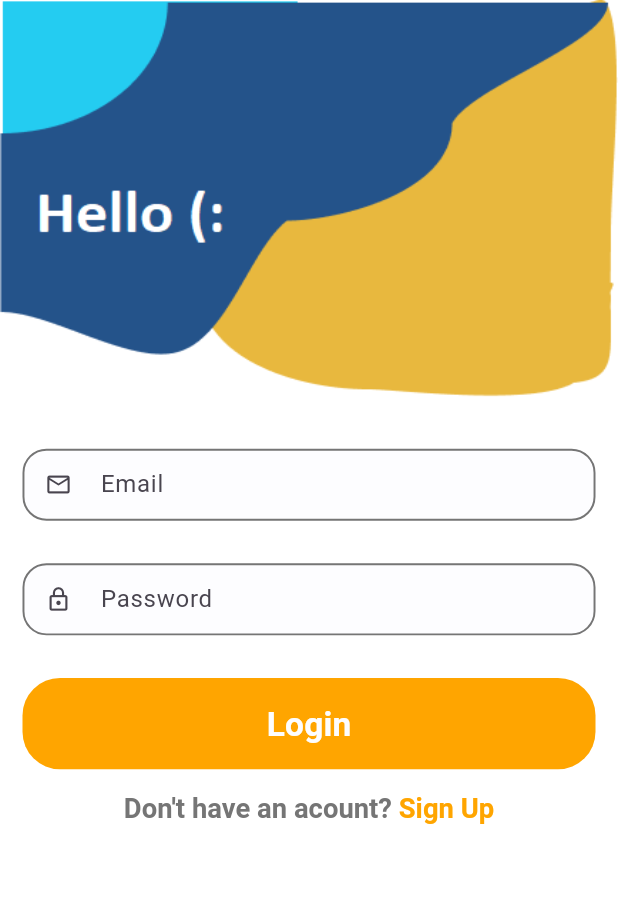
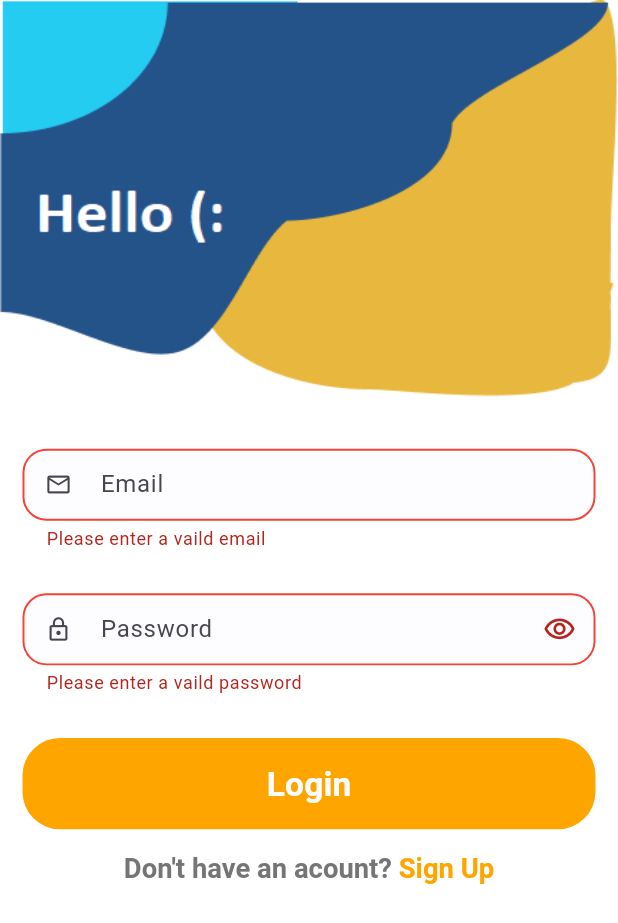
Before and after one commit to Ahmed-Adel72/sawa_chat, a Flutter app: the screen it shows after launch, after a tap on "Login", on a phone screen of 412 x 824 dp. Shown: the top 923 px of the screen. Run offline on Flutter 3.47's test engine with Material 3 defaults, Android fonts, the phone set to English and light mode, and no system bars; our stand-ins replace cloud_firestore, firebase_auth, firebase_core, flutter_bloc, flutter_screenutil, fluttertoast; accounts and stored records are empty.

Commit message:
- added login cubit - added login states

```diff
--- a/lib/core/routing/app_router.dart
+++ b/lib/core/routing/app_router.dart
@@ -2,6 +2,7 @@ import 'package:flutter/material.dart';
 import 'package:flutter_bloc/flutter_bloc.dart';
 import 'package:sawa_chat/core/routing/routes.dart';
 import 'package:sawa_chat/features/home/ui/home_screen.dart';
+import 'package:sawa_chat/features/login/logic/cubit/login_cubit.dart';
 import 'package:sawa_chat/features/login/ui/login_screen.dart';
 import 'package:sawa_chat/features/sign_up/logic/cubit/sign_up_cubit.dart';
 import 'package:sawa_chat/features/sign_up/ui/sign_up_screen.dart';
@@ -12,7 +13,11 @@ class AppRouter {
       case Routes.homeScreen:
         return MaterialPageRoute(builder: (_) => const HomeScreen());
       case Routes.loginScreen:
-        return MaterialPageRoute(builder: (_) => LoginScreen());
+        return MaterialPageRoute(
+            builder: (_) => BlocProvider(
+                  create: (context) => LoginCubit(),
+                  child: LoginScreen(),
+                ));
       case Routes.signUpScreen:
         return MaterialPageRoute(
             builder: (_) => BlocProvider(
--- a/lib/features/login/logic/cubit/login_states.dart
+++ b/lib/features/login/logic/cubit/login_states.dart
@@ -0,0 +1,11 @@
+abstract class LoginStates {}
+
+class InitialLoginState extends LoginStates {}
+
+class ChangePasswordVisibilityState extends LoginStates {}
+
+class UserLoginLoadingState extends LoginStates {}
+
+class UserLoginSuccessState extends LoginStates {}
+
+class UserLoginErrorState extends LoginStates {}
--- a/lib/features/login/ui/login_screen.dart
+++ b/lib/features/login/ui/login_screen.dart
@@ -1,7 +1,11 @@
 import 'package:flutter/material.dart';
+import 'package:flutter_bloc/flutter_bloc.dart';
 import 'package:flutter_screenutil/flutter_screenutil.dart';
+import 'package:sawa_chat/core/theming/app_colors.dart';
 import 'package:sawa_chat/core/theming/app_text_styles.dart';
 import 'package:sawa_chat/core/widgets/app_text_button.dart';
+import 'package:sawa_chat/features/login/logic/cubit/login_cubit.dart';
+import 'package:sawa_chat/features/login/logic/cubit/login_states.dart';
 import 'package:sawa_chat/features/login/ui/widgets/dont_have_account.dart';
 import 'package:sawa_chat/features/login/ui/widgets/email_and_password.dart';
 
@@ -13,6 +17,10 @@ class LoginScreen extends StatelessWidget {
 
   @override
   Widget build(BuildContext context) {
+    return BlocConsumer<LoginCubit, LoginStates>(
+      listener: (context, state) {},
+      builder: (context, state) {
+        var cubit = LoginCubit.get(context);
         return Container(
           decoration: const BoxDecoration(
               image: DecorationImage(
@@ -21,15 +29,26 @@ class LoginScreen extends StatelessWidget {
           )),
           child: Scaffold(
             backgroundColor: Colors.transparent,
-        body: Padding(
+            body: Form(
+              key: cubit.formKey,
+              child: Padding(
                 padding: const EdgeInsets.all(15.0),
                 child: SingleChildScrollView(
                   child: Column(
                     children: [
                       EmailAndPassword(),
-                AppTextButton(
+                      cubit.isLoginLoading
+                          ? const Center(
+                              child: CircularProgressIndicator(
+                              color: AppColors.mainOrange,
+                            ))
+                          : AppTextButton(
                               buttonText: 'Login',
-                  onPressed: () {},
+                              onPressed: () {
+                                if (cubit.formKey.currentState!.validate()) {
+                                  cubit.userLogin(context: context);
+                                }
+                              },
                               textStyle: AppTextStyles.font22MoreLightGrayBold,
                             ),
                       SizedBox(
@@ -41,6 +60,9 @@ class LoginScreen extends StatelessWidget {
                 ),
               ),
             ),
+          ),
+        );
+      },
     );
   }
 }
--- a/lib/features/login/ui/widgets/email_and_password.dart
+++ b/lib/features/login/ui/widgets/email_and_password.dart
@@ -1,23 +1,22 @@
 import 'package:flutter/material.dart';
 import 'package:flutter_screenutil/flutter_screenutil.dart';
 import 'package:sawa_chat/core/widgets/app_text_form_field.dart';
+import 'package:sawa_chat/features/login/logic/cubit/login_cubit.dart';
 
 // ignore: must_be_immutable
 class EmailAndPassword extends StatelessWidget {
   EmailAndPassword({super.key});
 
-  TextEditingController emailController = TextEditingController();
-  TextEditingController passwordController = TextEditingController();
-
   @override
   Widget build(BuildContext context) {
+    var cubit = LoginCubit.get(context);
     return Column(
       children: [
         Container(
           height: 280.h,
         ),
         AppTextFormField(
-          controller: emailController,
+          controller: cubit.emailController,
           hintText: "Email",
           isObscureText: false,
           prefixIcon: const Icon(Icons.email_outlined),
@@ -31,10 +30,19 @@ class EmailAndPassword extends StatelessWidget {
           height: 28.h,
         ),
         AppTextFormField(
-          controller: passwordController,
+          controller: cubit.passwordController,
           hintText: "Password",
-          isObscureText: true,
+          isObscureText: cubit.isPasswordObscure,
           prefixIcon: const Icon(Icons.lock_outline),
+          suffixIcon: IconButton(
+            onPressed: () {
+              cubit.changePasswordVisibility();
+            },
+            icon: Icon(
+              cubit.suffix,
+              size: 22,
+            ),
+          ),
           validator: (value) {
             if (value == null || value.isEmpty) {
               return 'Please enter a vaild password';
--- a/lib/features/sign_up/logic/cubit/sign_up_cubit.dart
+++ b/lib/features/sign_up/logic/cubit/sign_up_cubit.dart
@@ -4,7 +4,6 @@ import 'package:flutter/cupertino.dart';
 import 'package:flutter/material.dart';
 import 'package:flutter_bloc/flutter_bloc.dart';
 import 'package:fluttertoast/fluttertoast.dart';
-import 'package:sawa_chat/core/routing/routes.dart';
 import 'package:sawa_chat/core/theming/app_colors.dart';
 import 'package:sawa_chat/features/home/ui/home_screen.dart';
 import 'package:sawa_chat/features/sign_up/data/models/user_model.dart';
```
Also changed, not shown: lib/features/login/logic/cubit/login_cubit.dart (+67 -0 lines). Lines whose indentation alone changed are shown as unchanged.
